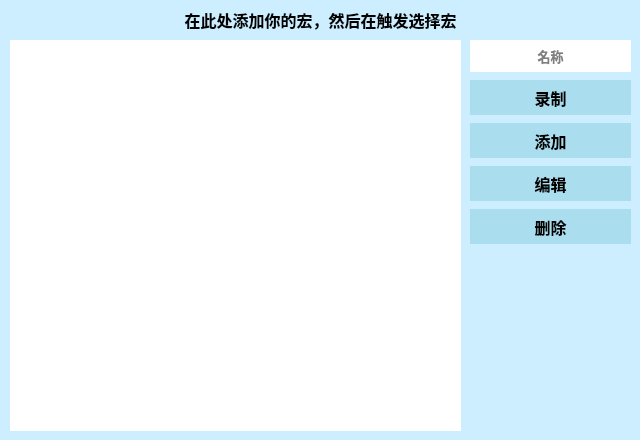
This is .ui/MacroUi.ui in hongliangdu/Quickinput as Qt 5 draws it before an edit. The edited form follows.
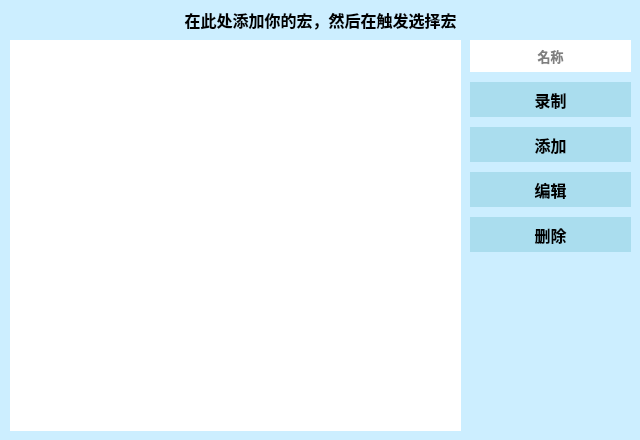
This is the edited form.

Diff of the .ui file:
```diff
--- a/.ui/MacroUi.ui
+++ b/.ui/MacroUi.ui
@@ -130,7 +130,7 @@
    </property>
    <layout class="QVBoxLayout" name="verticalLayout">
     <property name="spacing">
-     <number>8</number>
+     <number>10</number>
     </property>
     <item>
      <widget class="QLineEdit" name="etName">
```
